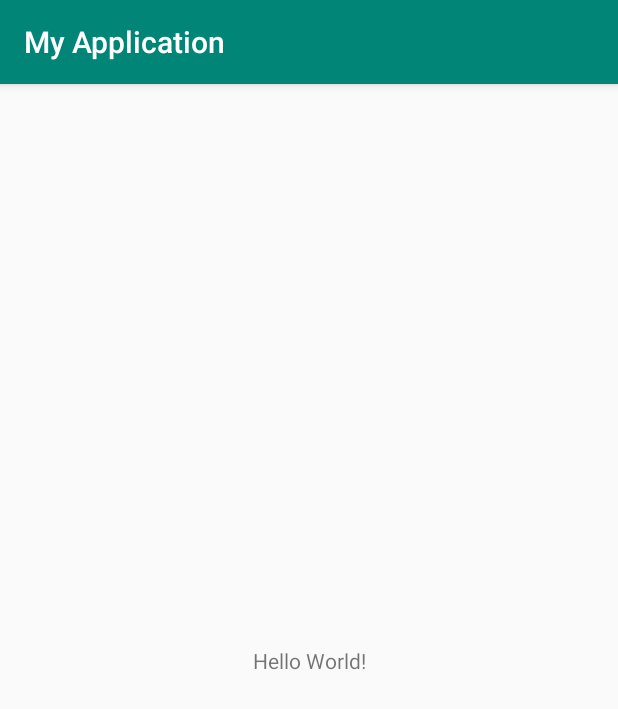
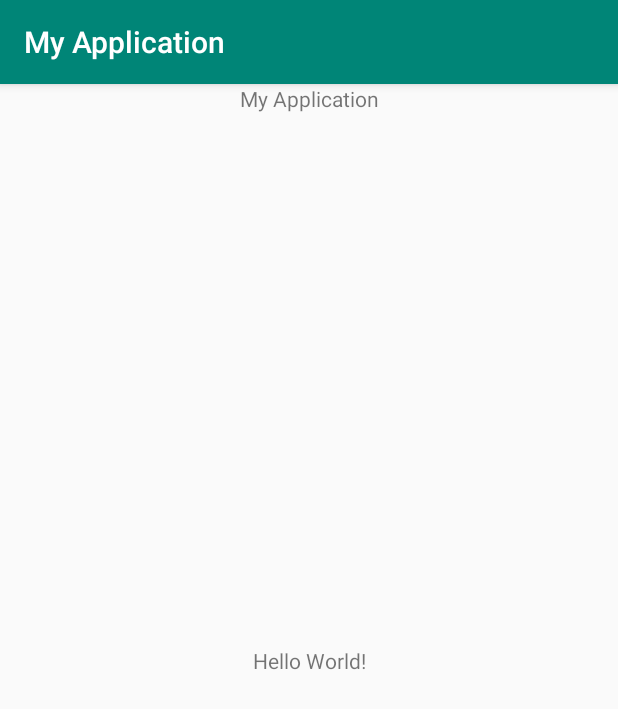
Before and after one commit to prajjawal13/Hello_World, an Android app: the screen it shows after launch (MainActivity), on a phone screen of 412 x 824 dp. Shown: the top 709 px of the screen. Run offline under Robolectric (Android 15) with nearby library versions, the phone set to English and light mode, and no system bars.

Commit message:
2 TextView added

```diff
--- a/app/src/main/java/com/example/myapplication/MainActivity.java
+++ b/app/src/main/java/com/example/myapplication/MainActivity.java
@@ -3,12 +3,19 @@ package com.example.myapplication;
 import androidx.appcompat.app.AppCompatActivity;
 
 import android.os.Bundle;
+import android.widget.TextView;
 
-public class MainActivity extends AppCompatActivity {
-
-    @Override
-    protected void onCreate(Bundle savedInstanceState) {
+public class MainActivity extends AppCompatActivity
+{
+    TextView textView,textView1;
+     @Override
+    protected void onCreate(Bundle savedInstanceState)
+    {
         super.onCreate(savedInstanceState);
         setContentView(R.layout.activity_main);
+
+        textView=findViewById(R.id.hello_world);
+        textView1=findViewById(R.id.app_name);
+
     }
 }
--- a/app/src/main/res/layout/activity_main.xml
+++ b/app/src/main/res/layout/activity_main.xml
@@ -7,6 +7,7 @@
     tools:context=".MainActivity">
 
     <TextView
+        android:id="@+id/hello_world"
         android:layout_width="wrap_content"
         android:layout_height="wrap_content"
         android:text="Hello World!"
@@ -15,4 +16,17 @@
         app:layout_constraintRight_toRightOf="parent"
         app:layout_constraintTop_toTopOf="parent" />
 
+    <TextView
+        android:id="@+id/app_name"
+        android:layout_width="wrap_content"
+        android:layout_height="wrap_content"
+        app:layout_constraintEnd_toEndOf="parent"
+        android:text="@string/app_name"
+        app:layout_constraintStart_toStartOf="parent"
+        tools:ignore="MissingConstraints"
+        tools:layout_editor_absoluteY="421dp">
+
+    </TextView>
+
+
 </androidx.constraintlayout.widget.ConstraintLayout>
```
